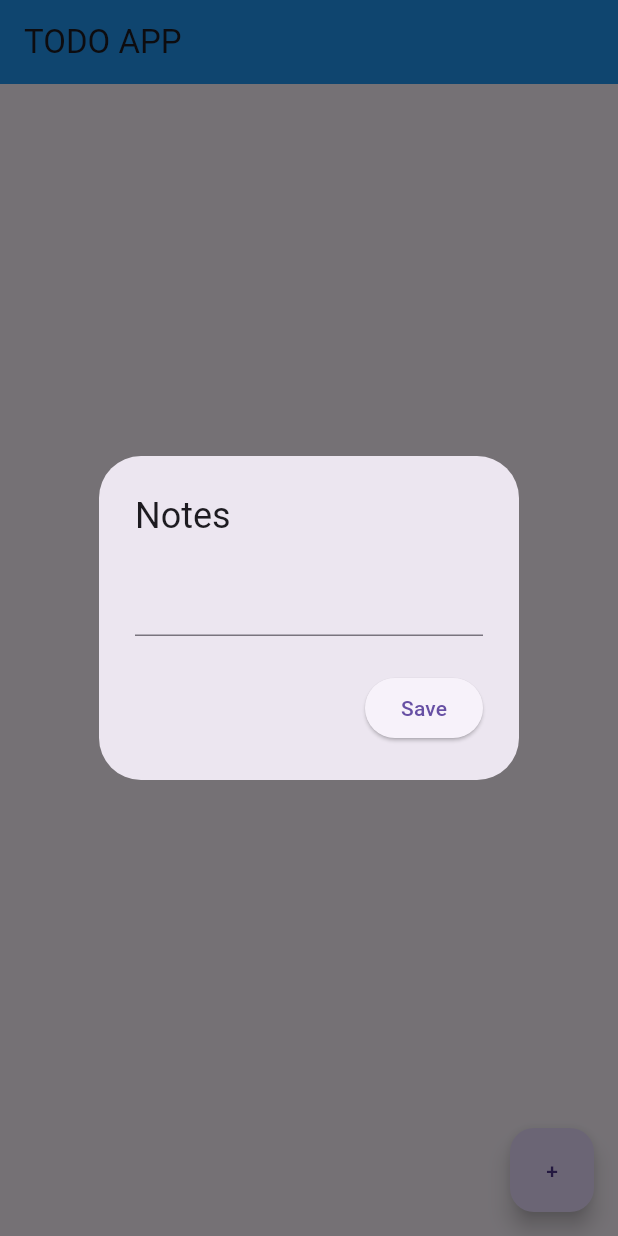
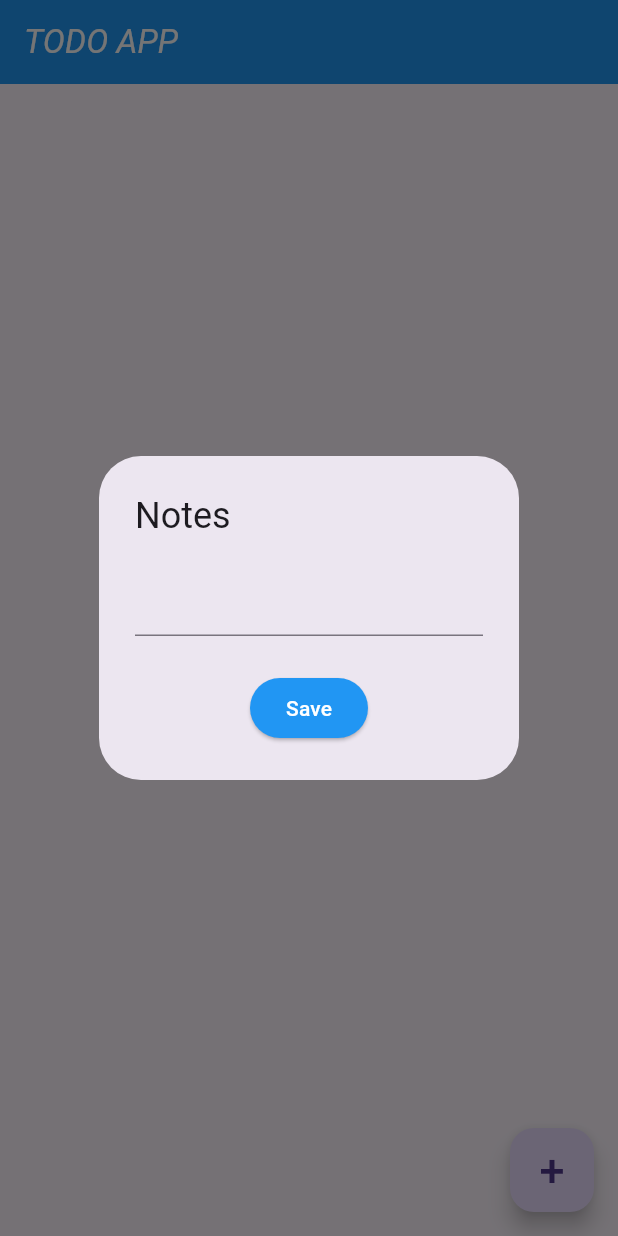
Before and after one commit to MuhammadSameer18/flutter_Todo_App, a Flutter app: the screen it shows after launch, after a tap on an icon or button, on a phone screen of 412 x 824 dp. Run offline on Flutter 3.47's test engine with Material 3 defaults, Android fonts, the phone set to English and light mode, and no system bars.

Commit message:
complete todo app

```diff
--- a/lib/main.dart
+++ b/lib/main.dart
@@ -1,5 +1,5 @@
 import 'package:flutter/material.dart';
-import 'package:todoapp/screenview.dart';
+
 import 'package:todoapp/todoappscreen.dart';
 
 void main() {
--- a/lib/todoappscreen.dart
+++ b/lib/todoappscreen.dart
@@ -23,16 +23,31 @@ class _todoappscreenState extends State<todoappscreen> {
     return Scaffold(
       appBar: AppBar(
         backgroundColor: Colors.blue,
-        title: Text("TODO APP"),
+        title: Text(
+          "TODO APP",
+          style: TextStyle(color: Colors.white, fontStyle: FontStyle.italic),
+        ),
       ),
       body: SafeArea(
           child: ListView.builder(
               itemCount: textlist.length,
               itemBuilder: (context, index) {
                 return Container(
-                  margin: EdgeInsets.only(top: 10),
+                  decoration: BoxDecoration(
+                    color: Colors.white,
+                    borderRadius: BorderRadius.circular(15),
+                    border: Border.all(
+                      width: 2,
+                      color: Colors.white,
+                    ),
+                    boxShadow: [
+                      BoxShadow(
+                          blurRadius: 5, color: Colors.black, spreadRadius: 2),
+                    ],
+                  ),
+                  margin: EdgeInsets.only(top: 10, left: 8, right: 8),
                   child: ListTile(
-                    tileColor: Colors.yellow,
+                    tileColor: Colors.white,
                     title: Text(textlist[index]),
                     trailing: Wrap(children: [
                       IconButton(
@@ -47,7 +62,8 @@ class _todoappscreenState extends State<todoappscreen> {
                                       controller: textupdatecontroller,
                                     ),
                                     actions: [
-                                      ElevatedButton(
+                                      Center(
+                                        child: ElevatedButton(
                                           onPressed: () {
                                             setState(() {
                                               textlist[index] =
@@ -56,7 +72,17 @@ class _todoappscreenState extends State<todoappscreen> {
                                             textupdatecontroller.clear();
                                             Navigator.pop(context);
                                           },
-                                          child: Text("Update"))
+                                          child: Text(
+                                            "Update",
+                                            style:
+                                                TextStyle(color: Colors.white),
+                                          ),
+                                          style: ButtonStyle(
+                                              backgroundColor:
+                                                  MaterialStateProperty.all<
+                                                      Color>(Colors.blue)),
+                                        ),
+                                      )
                                     ],
                                   );
                                 });
@@ -84,7 +110,8 @@ class _todoappscreenState extends State<todoappscreen> {
                     controller: textlistcontroller,
                   ),
                   actions: [
-                    ElevatedButton(
+                    Center(
+                      child: ElevatedButton(
                         onPressed: () {
                           setState(() {
                             textlist.add(textlistcontroller.text);
@@ -92,12 +119,23 @@ class _todoappscreenState extends State<todoappscreen> {
                           });
                           Navigator.pop(context);
                         },
-                        child: Text("Save"))
+                        child: Text(
+                          "Save",
+                          style: TextStyle(color: Colors.white),
+                        ),
+                        style: ButtonStyle(
+                            backgroundColor:
+                                MaterialStateProperty.all<Color>(Colors.blue)),
+                      ),
+                    )
                   ],
                 );
               });
         },
-        child: Text("+"),
+        child: Text(
+          "+",
+          style: TextStyle(fontSize: 30),
+        ),
       ),
     );
   }
```
